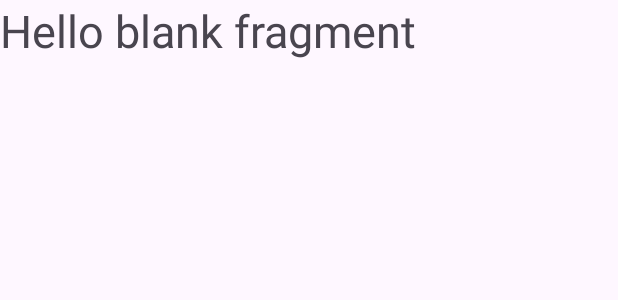
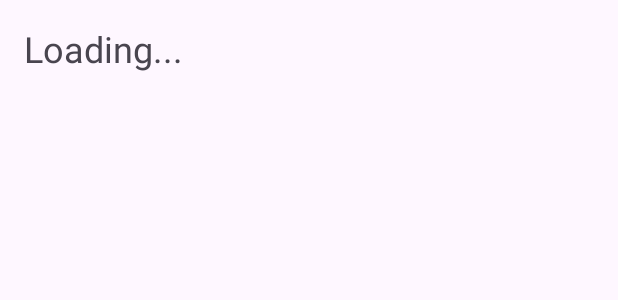
Before and after one commit to y0daaaa/Trainer, an Android app: the layout fragment_statistics.xml on its own in the app's theme, with its tools: preview values and no code run, on a phone screen of 412 x 824 dp. Shown: the top 300 px of the screen. Run offline under Robolectric (Android 15) with nearby library versions, the phone set to English and light mode, and no system bars; Roboto replaces fonts that are not available here.

Commit message:
need fix statistics

```diff
--- a/app/src/main/java/com/example/trainer/data/AppDatabase.kt
+++ b/app/src/main/java/com/example/trainer/data/AppDatabase.kt
@@ -7,7 +7,7 @@ import androidx.room.RoomDatabase
 import androidx.room.migration.Migration
 import androidx.sqlite.db.SupportSQLiteDatabase
 
-@Database(entities = [User::class], version = 1, exportSchema = false)
+@Database(entities = [User::class, TrainingSession::class], version = 1, exportSchema = false)
 abstract class AppDatabase : RoomDatabase() {
 
     abstract fun getUsersDao(): UsersDao
@@ -44,7 +44,7 @@ abstract class AppDatabase : RoomDatabase() {
                             "weight TEXT)"
                 )
 
-               db.execSQL("INSERT INTO User_New (id, email, login, password) SELECT id, email, login, password FROM User")
+                db.execSQL("INSERT INTO User_New (id, email, login, password) SELECT id, email, login, password FROM User")
 
                 db.execSQL("DROP TABLE IF EXISTS User")
 
--- a/app/src/main/java/com/example/trainer/di/DatabaseModule.kt
+++ b/app/src/main/java/com/example/trainer/di/DatabaseModule.kt
@@ -2,19 +2,20 @@ package com.example.trainer.di
 
 import android.content.Context
 import com.example.trainer.data.AppDatabase
-import com.example.trainer.data.UserSession
 import com.example.trainer.data.UsersDao
 import dagger.Module
 import dagger.Provides
 import dagger.hilt.InstallIn
 import dagger.hilt.android.qualifiers.ApplicationContext
 import dagger.hilt.components.SingletonComponent
+import javax.inject.Singleton
 
 @Module
 @InstallIn(SingletonComponent::class)
 object DatabaseModule {
 
     @Provides
+    @Singleton
     fun provideDatabase(@ApplicationContext context: Context): AppDatabase {
         return AppDatabase.getInstance(context)
     }
@@ -23,5 +24,4 @@ object DatabaseModule {
     fun provideUsersDao(database: AppDatabase): UsersDao {
         return database.getUsersDao()
     }
-
 }
--- a/app/src/main/java/com/example/trainer/ui/profile/ProfileFragment.kt
+++ b/app/src/main/java/com/example/trainer/ui/profile/ProfileFragment.kt
@@ -1,4 +1,3 @@
-
 package com.example.trainer.ui.profile
 
 import android.os.Bundle
@@ -39,6 +38,7 @@ class ProfileFragment : Fragment(R.layout.fragment_profile) {
         viewLifecycleOwner.lifecycleScope.launch {
             viewLifecycleOwner.repeatOnLifecycle(Lifecycle.State.STARTED) {
                 viewModel.stateFlow.collect { state ->
+                    Log.d("ProfileFragment", "State: $state")
                     // показати помилку
                     state.errorMessage?.let {
                         showMessage(it)
--- a/app/src/main/res/layout/fragment_hard_fifth.xml
+++ b/app/src/main/res/layout/fragment_hard_fifth.xml
@@ -43,7 +43,4 @@
         android:text="@string/finishtrn"
         android:layout_gravity="end"/>
 
-
-
-
 </FrameLayout>
--- a/app/src/main/res/layout/fragment_statistics.xml
+++ b/app/src/main/res/layout/fragment_statistics.xml
@@ -1,15 +1,14 @@
 <?xml version="1.0" encoding="utf-8"?>
-<androidx.constraintlayout.widget.ConstraintLayout xmlns:android="http://schemas.android.com/apk/res/android"
-    xmlns:tools="http://schemas.android.com/tools"
+<FrameLayout xmlns:android="http://schemas.android.com/apk/res/android"
     android:layout_width="match_parent"
     android:layout_height="match_parent"
-    tools:context=".ui.statistics.StatisticsFragment">
+    android:padding="16dp">
 
-    <!-- TODO: Update blank fragment layout -->
     <TextView
-        android:layout_width="match_parent"
-        android:layout_height="match_parent"
-        android:textSize="30dp"
-        android:text="@string/hello_blank_fragment" />
+        android:id="@+id/statistics_text_view"
+        android:layout_width="wrap_content"
+        android:layout_height="wrap_content"
+        android:textSize="24sp"
+        android:text="Loading..." />
 
-</androidx.constraintlayout.widget.ConstraintLayout>
+</FrameLayout>
```
Also changed, not shown: app/src/main/java/com/example/trainer/data/TrainingSession.kt (added, +12 -0 lines), app/src/main/java/com/example/trainer/data/UsersDao.kt (+8 -0 lines), app/src/main/java/com/example/trainer/repository/TrainingRepository.kt (added, +16 -0 lines), app/src/main/java/com/example/trainer/ui/hard/HardFifthFragment.kt (+12 -8 lines), app/src/main/java/com/example/trainer/ui/profile/ProfileViewModel.kt (+17 -4 lines), app/src/main/java/com/example/trainer/ui/statistics/StatisticsFragment.kt (+47 -1 lines), app/src/main/java/com/example/trainer/viewmodel/TrainingViewModel.kt (added, +42 -0 lines), app/src/main/java/com/example/trainer/data/UserSessionImpl.kt (line endings or trailing spaces).
